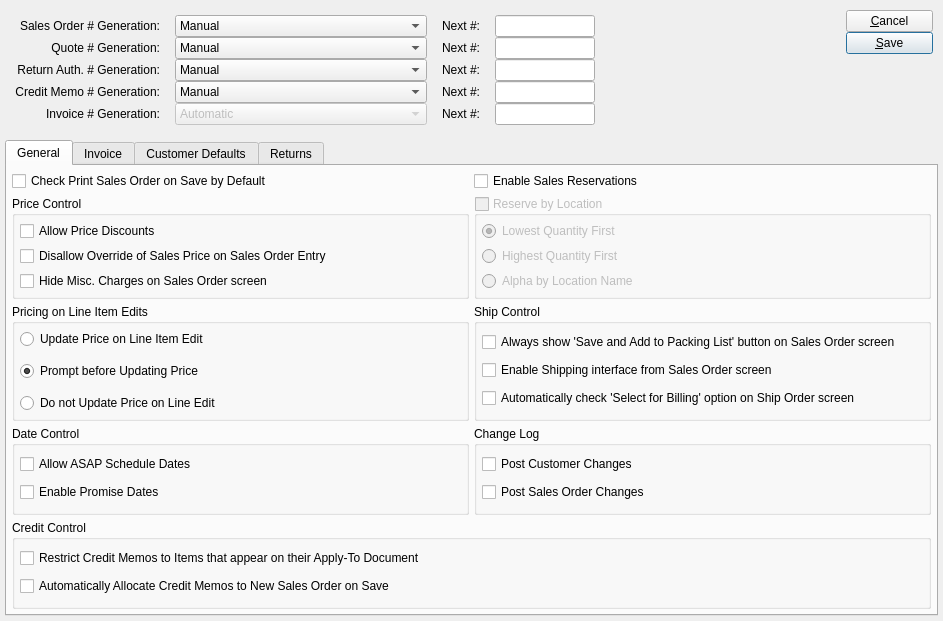
The window that guiclient/configureSO.ui (Pegasus-RPG/xtuple-client) describes before a commit, drawn with Qt 5.
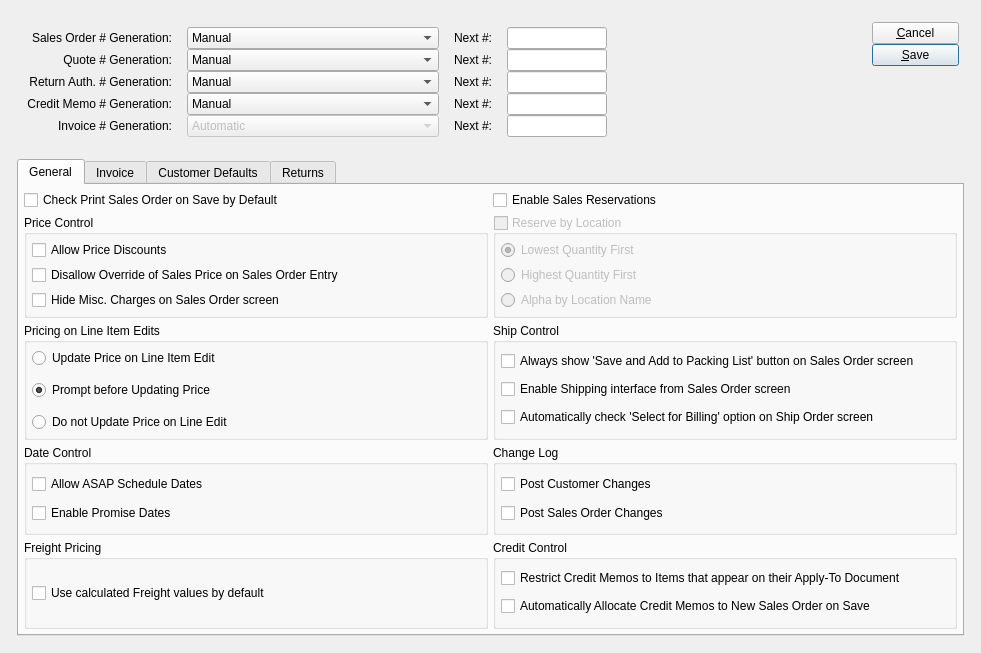
The same window after the commit. Custom widgets are drawn as their Qt base class.

Commit message: Issue #7062:calculate freight

The edit to the form file:
```diff
--- a/guiclient/configureSO.ui
+++ b/guiclient/configureSO.ui
@@ -5,8 +5,8 @@
    <rect>
     <x>0</x>
     <y>0</y>
-    <width>943</width>
-    <height>621</height>
+    <width>981</width>
+    <height>653</height>
    </rect>
   </property>
   <property name="windowTitle" >
@@ -15,6 +15,21 @@
   <layout class="QGridLayout" >
    <item row="0" column="0" >
     <layout class="QVBoxLayout" >
+     <property name="spacing" >
+      <number>12</number>
+     </property>
+     <property name="leftMargin" >
+      <number>12</number>
+     </property>
+     <property name="topMargin" >
+      <number>12</number>
+     </property>
+     <property name="rightMargin" >
+      <number>12</number>
+     </property>
+     <property name="bottomMargin" >
+      <number>12</number>
+     </property>
      <item>
       <layout class="QHBoxLayout" >
        <property name="leftMargin" >
@@ -703,7 +718,23 @@
            </layout>
           </widget>
          </item>
-         <item row="4" column="0" colspan="2" >
+         <item row="4" column="0" >
+          <widget class="QGroupBox" name="_freightGroup" >
+           <property name="title" >
+            <string>Freight Pricing</string>
+           </property>
+           <layout class="QGridLayout" >
+            <item row="0" column="0" >
+             <widget class="QCheckBox" name="_calcFreight" >
+              <property name="text" >
+               <string>Use calculated Freight values by default</string>
+              </property>
+             </widget>
+            </item>
+           </layout>
+          </widget>
+         </item>
+         <item row="4" column="1" >
           <widget class="QGroupBox" name="groupBox_5" >
            <property name="title" >
             <string>Credit Control</string>
```
The commit also changes 9 other files.
